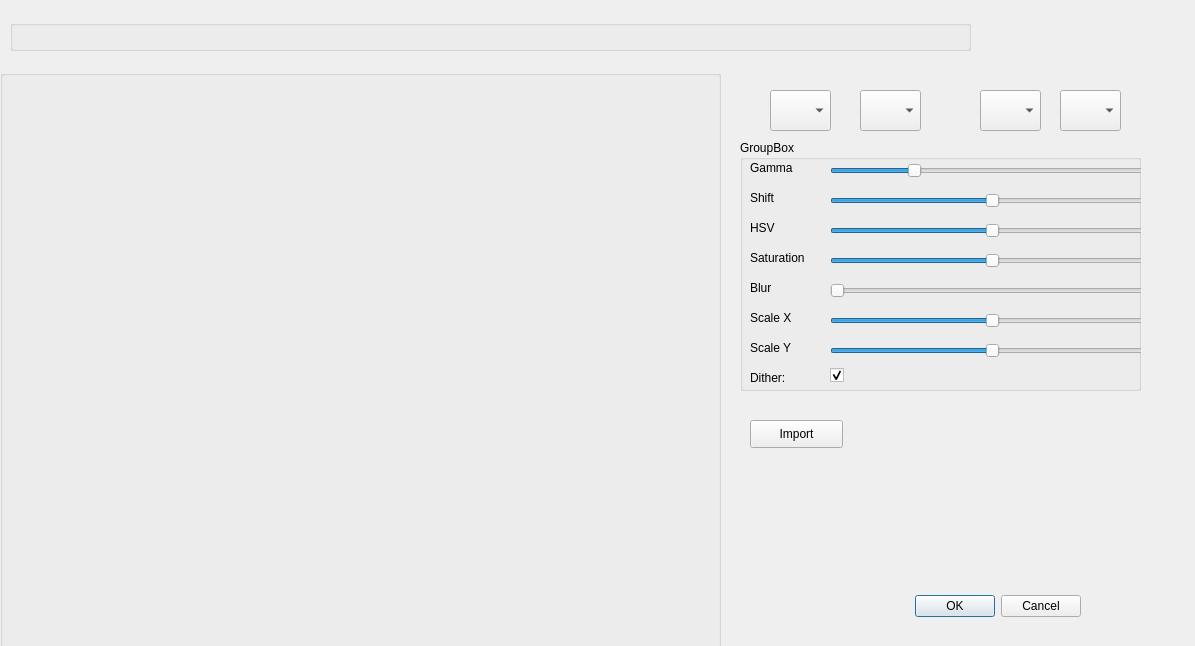
Before: the Qt Designer form dialogimport.ui in leuat/TRSE, drawn with Qt 5.
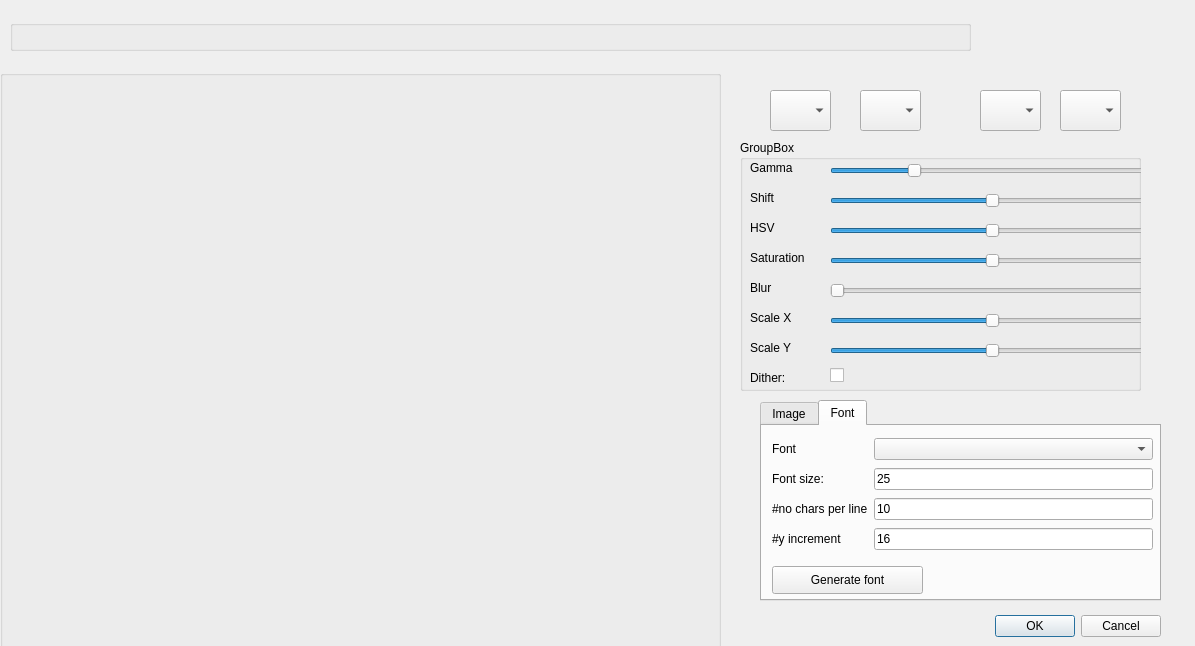
After: the same form once the commit is applied.

The edit to the form file:
```diff
--- a/dialogimport.ui
+++ b/dialogimport.ui
@@ -16,8 +16,8 @@
   <widget class="QDialogButtonBox" name="buttonBox">
    <property name="geometry">
     <rect>
-     <x>460</x>
-     <y>590</y>
+     <x>540</x>
+     <y>610</y>
      <width>621</width>
      <height>32</height>
     </rect>
@@ -355,23 +355,10 @@
      <string/>
     </property>
     <property name="checked">
-     <bool>true</bool>
+     <bool>false</bool>
     </property>
    </widget>
   </widget>
-  <widget class="QPushButton" name="btnImport">
-   <property name="geometry">
-    <rect>
-     <x>750</x>
-     <y>420</y>
-     <width>93</width>
-     <height>28</height>
-    </rect>
-   </property>
-   <property name="text">
-    <string>Import</string>
-   </property>
-  </widget>
   <widget class="QComboBox" name="cmbMC1">
    <property name="geometry">
     <rect>
@@ -392,6 +379,119 @@
     </rect>
    </property>
   </widget>
+  <widget class="QTabWidget" name="tabWidget">
+   <property name="geometry">
+    <rect>
+     <x>760</x>
+     <y>400</y>
+     <width>401</width>
+     <height>201</height>
+    </rect>
+   </property>
+   <property name="currentIndex">
+    <number>1</number>
+   </property>
+   <widget class="QWidget" name="tab">
+    <attribute name="title">
+     <string>Image</string>
+    </attribute>
+    <widget class="QPushButton" name="btnImport">
+     <property name="geometry">
+      <rect>
+       <x>10</x>
+       <y>30</y>
+       <width>151</width>
+       <height>28</height>
+      </rect>
+     </property>
+     <property name="text">
+      <string>Import from Image</string>
+     </property>
+    </widget>
+   </widget>
+   <widget class="QWidget" name="tab_2">
+    <attribute name="title">
+     <string>Font</string>
+    </attribute>
+    <widget class="QWidget" name="gridLayoutWidget">
+     <property name="geometry">
+      <rect>
+       <x>10</x>
+       <y>10</y>
+       <width>381</width>
+       <height>120</height>
+      </rect>
+     </property>
+     <layout class="QGridLayout" name="gridLayout">
+      <item row="1" column="0">
+       <widget class="QLabel" name="label_9">
+        <property name="text">
+         <string>Font size:</string>
+        </property>
+       </widget>
+      </item>
+      <item row="1" column="1">
+       <widget class="QLineEdit" name="leFontSize">
+        <property name="text">
+         <string>25</string>
+        </property>
+       </widget>
+      </item>
+      <item row="2" column="0">
+       <widget class="QLabel" name="label_10">
+        <property name="text">
+         <string>#no chars per line</string>
+        </property>
+       </widget>
+      </item>
+      <item row="0" column="1">
+       <widget class="QComboBox" name="cmbFonts"/>
+      </item>
+      <item row="2" column="1">
+       <widget class="QLineEdit" name="leFontCharsPerLine">
+        <property name="text">
+         <string>10</string>
+        </property>
+       </widget>
+      </item>
+      <item row="0" column="0">
+       <widget class="QLabel" name="label_11">
+        <property name="text">
+         <string>Font</string>
+        </property>
+       </widget>
+      </item>
+      <item row="3" column="0">
+       <widget class="QLabel" name="label_12">
+        <property name="text">
+         <string>#y increment</string>
+        </property>
+       </widget>
+      </item>
+      <item row="3" column="1">
+       <widget class="QLineEdit" name="leFontCharsPerLColumn">
+        <property name="text">
+         <string>16</string>
+        </property>
+       </widget>
+      </item>
+     </layout>
+    </widget>
+    <widget class="QPushButton" name="btnImport_2">
+     <property name="geometry">
+      <rect>
+       <x>10</x>
+       <y>140</y>
+       <width>151</width>
+       <height>28</height>
+      </rect>
+     </property>
+     <property name="text">
+      <string>Generate font</string>
+     </property>
+    </widget>
+   </widget>
+  </widget>
  </widget>
  <resources/>
  <connections>
```
